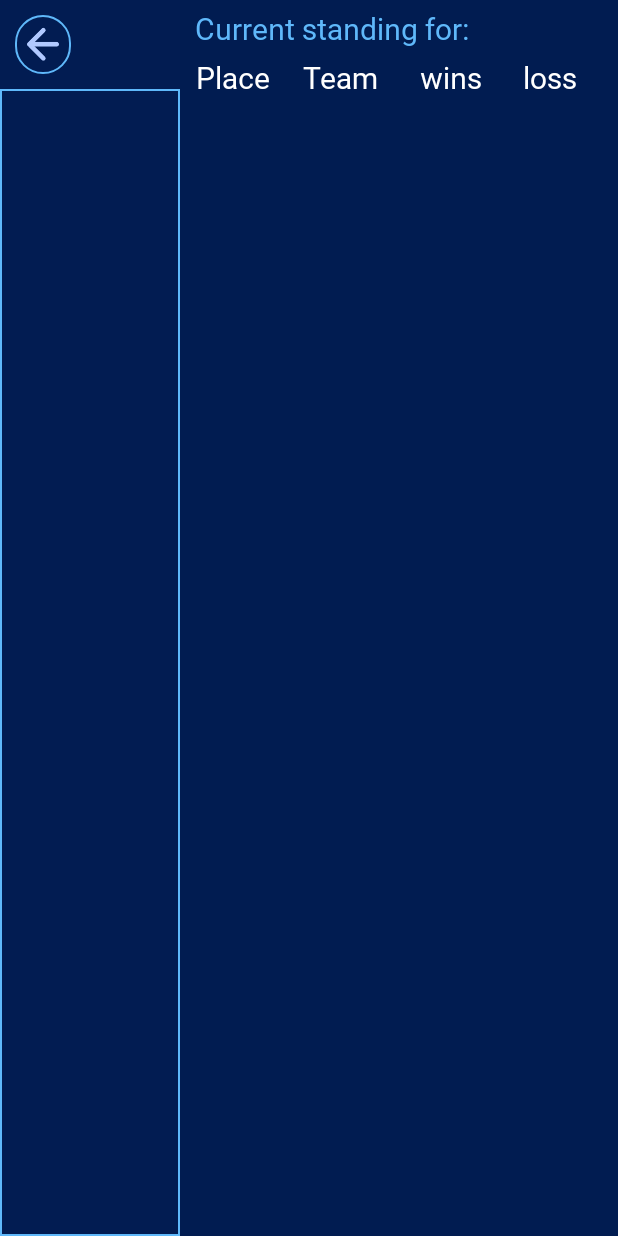
After one commit to FZerbinatti/Pickem, an Android app: the StatsStandings screen opened directly, with no data from a screen before it, on a phone screen of 412 x 824 dp. The commit adds this screen. Run offline under Robolectric (Android 15) with nearby library versions, the phone set to English and light mode, and no system bars; our stand-ins replace Firebase (no records; nobody signed in at launch, a user with empty details on screens opened directly); pictures from the network do not load.

Commit message:
03/03/2020 standings

```diff
--- a/app/src/main/AndroidManifest.xml
+++ b/app/src/main/AndroidManifest.xml
@@ -17,7 +17,8 @@
         android:supportsRtl="true"
         android:theme="@style/Theme.AppCompat.NoActionBar"
         android:usesCleartextTraffic="true">
-        <activity android:name=".Activities.MainActivities.AllStatsActivity"></activity>
+        <activity android:name=".Activities.IndipendentActivities.StatsStandings"></activity>
+        <activity android:name=".Activities.MainActivities.AllStatsActivity" />
         <activity android:name=".Activities.IndipendentActivities.MatchView" />
         <activity android:name=".Activities.SettingsActivities.InfoActivity" />
         <activity android:name=".Activities.EloTracker.EloActivity" />
--- /dev/null
+++ b/app/src/main/java/com/francesco/pickem/Activities/IndipendentActivities/StatsStandings.java
@@ -0,0 +1,218 @@
+package com.francesco.pickem.Activities.IndipendentActivities;
+
+import androidx.appcompat.app.AppCompatActivity;
+import androidx.recyclerview.widget.LinearLayoutManager;
+import androidx.recyclerview.widget.RecyclerView;
+
+import android.content.Context;
+import android.content.Intent;
+import android.os.Bundle;
+import android.util.Log;
+import android.view.View;
+import android.widget.AdapterView;
+import android.widget.ArrayAdapter;
+import android.widget.ImageButton;
+import android.widget.ImageView;
+import android.widget.ListView;
+import android.widget.ProgressBar;
+import android.widget.TextView;
+
+import com.bumptech.glide.Glide;
+import com.bumptech.glide.load.engine.DiskCacheStrategy;
+import com.bumptech.glide.load.resource.drawable.DrawableTransitionOptions;
+import com.bumptech.glide.request.RequestOptions;
+import com.francesco.pickem.Activities.MainActivities.SettingsActivity;
+import com.francesco.pickem.Activities.SettingsActivities.NotificationRegionActivity;
+import com.francesco.pickem.Adapters.EloTrackerRecyclerViewAdapter;
+import com.francesco.pickem.Adapters.RecyclerView_Statistics_Adapter;
+import com.francesco.pickem.Adapters.StandingsRecyclerViewAdapter;
+import com.francesco.pickem.Models.StandingTeams;
+import com.francesco.pickem.R;
+import com.google.firebase.database.DataSnapshot;
+import com.google.firebase.database.DatabaseError;
+import com.google.firebase.database.DatabaseReference;
+import com.google.firebase.database.FirebaseDatabase;
+import com.google.firebase.database.ValueEventListener;
+
+import java.io.File;
+import java.util.ArrayList;
+import java.util.Calendar;
+import java.util.Map;
+
+public class StatsStandings extends AppCompatActivity {
+
+    ListView standings_regions_list, standings_listview;
+    TextView standings_title;
+    ImageView standings_region_logo;
+    String imageRegionPath;
+    Context context;
+    public static final String TAG ="StatsStanding";
+    ProgressBar standings_progressbar;
+    Calendar myCalendar;
+    String year;
+    StandingsRecyclerViewAdapter adapter;
+    RecyclerView standings_recyclerview;
+    ImageButton back_arrow;
+
+    @Override
+    protected void onCreate(Bundle savedInstanceState) {
+        super.onCreate(savedInstanceState);
+        setContentView(R.layout.activity_stats_standings);
+        context = this;
+        standings_regions_list = findViewById(R.id.standings_regions_list);
+        standings_recyclerview = findViewById(R.id.standings_recyclerview);
+        standings_title = findViewById(R.id.standings_title);
+        standings_region_logo = findViewById(R.id.standings_region_logo);
+        standings_progressbar = findViewById(R.id.standings_progressbar);
+        back_arrow = findViewById(R.id.back_arrow);
+
+
+        imageRegionPath = context.getFilesDir().getAbsolutePath() + (getString(R.string.folder_regions_images));
+        standings_progressbar.setVisibility(View.VISIBLE);
+        myCalendar = Calendar.getInstance();
+        year = String.valueOf(myCalendar.get(Calendar.YEAR));
+
+
+        back_arrow.setOnClickListener(new View.OnClickListener() {
+            @Override
+            public void onClick(View view) {
+                finish();
+            }
+        });
+
+        getAllRegions();
+
+
+    }
+
+    public void  getAllRegions(){
+        Log.d(TAG, "getAllRegions: ");
+
+        ArrayList<String> regions = new ArrayList<>();
+
+        // load da firebase le regioni
+        DatabaseReference reference = FirebaseDatabase.getInstance().getReference(getString(R.string.firebase_regions));
+        reference.addListenerForSingleValueEvent(new ValueEventListener() {
+            @Override
+            public void onDataChange(@androidx.annotation.NonNull DataSnapshot dataSnapshot) {
+                for(DataSnapshot snapshot : dataSnapshot.getChildren()){
+
+                    // tutti i team di quella regione, prendi solo il nome
+                    String regionName = snapshot.getKey().toString();
+                    Log.d(TAG, "onDataChange: regionName: "+regionName);
+                    regions.add(regionName);
+                }
+                loadListview(regions);
+                standings_progressbar.setVisibility(View.GONE);
+            }
+
+            @Override
+            public void onCancelled(@androidx.annotation.NonNull DatabaseError databaseError) {
+
+            }
+        });
+
+        Log.d(TAG, "getAllRegions: regions.size(): "+regions.size());
+
+    }
+
+
+    private void loadStanding(String regionSelected) {
+        //load from firebase
+        ArrayList <StandingTeams> standings = new ArrayList<>();
+
+        String current_chart = "chart_"+year;
+        DatabaseReference reference = FirebaseDatabase.getInstance().getReference(getString(R.string.firebase_statistics))
+                .child(regionSelected)
+                .child(regionSelected+year)
+                .child(current_chart)
+                .child("chart");
+
+        reference.addListenerForSingleValueEvent(new ValueEventListener() {
+            @Override
+            public void onDataChange(@androidx.annotation.NonNull DataSnapshot dataSnapshot) {
+
+
+                for(DataSnapshot snapshot : dataSnapshot.getChildren()){
+                    StandingTeams standing = snapshot.getValue(StandingTeams.class);
+                    standings.add(standing);
+                }
+
+                loadListviewStandings(standings);
+
+
+            }
+
+            @Override
+            public void onCancelled(@androidx.annotation.NonNull DatabaseError databaseError) {
+
+            }
+        });
+
+
+    }
+
+    private void loadListviewStandings(ArrayList<StandingTeams> standings) {
+
+        standings_recyclerview.setLayoutManager(new LinearLayoutManager(this));
+        adapter = new StandingsRecyclerViewAdapter(getApplicationContext(), standings);
+        standings_recyclerview.setAdapter(adapter);
+
+        standings_progressbar.setVisibility(View.GONE);
+    }
+
+    private void loadListview(ArrayList<String> allRegions) {
+
+        ArrayAdapter<String> arrayAdapter = new ArrayAdapter<String>(
+                this,
+                android.R.layout.simple_list_item_1,
+                allRegions );
+
+
+
+        standings_regions_list.setAdapter(arrayAdapter);
+
+        standings_regions_list.setOnItemClickListener(new AdapterView.OnItemClickListener() {
+            @Override
+            public void onItemClick(AdapterView<?> adapterView, View view, int position, long l) {
+                String stringRegionSelected = allRegions.get(position);
+
+                loadStanding(stringRegionSelected);
+                loadBackground(stringRegionSelected);
+                standings_title.setText(context.getString(R.string.current_standing_for)+" "+stringRegionSelected);
+
+
+            }
+        });
+
+    }
+
+    private void loadBackground(String regionSelected) {
+
+        //non serve fare la query se hai il region name e applichi i parametri di cambio lettere/spazi
+        String local_image =imageRegionPath+regionSelected.replace(" ", "")+".png";
+
+        RequestOptions options = new RequestOptions()
+                .fitCenter()
+                .diskCacheStrategy(DiskCacheStrategy.NONE)
+                .skipMemoryCache(true)
+                .error(R.drawable.ic_load);
+
+
+
+        Glide.with(context)
+                .load(new File(local_image)) // Uri of the picture
+                .apply(options)
+                .transition(DrawableTransitionOptions.withCrossFade(500))
+                .into(standings_region_logo);
+
+
+
+
+
+    }
+
+
+
+
+}
--- a/app/src/main/java/com/francesco/pickem/Activities/MainActivities/PicksActivity.java
+++ b/app/src/main/java/com/francesco/pickem/Activities/MainActivities/PicksActivity.java
@@ -139,7 +139,7 @@ public class PicksActivity extends AppCompatActivity  {
 
 
         if(isUserAlreadyLogged()){
-            startBackgorundTasks();
+           // startBackgorundTasks();
 
             downloadUserRegions();
         }
--- a/app/src/main/java/com/francesco/pickem/Activities/MainActivities/SettingsActivity.java
+++ b/app/src/main/java/com/francesco/pickem/Activities/MainActivities/SettingsActivity.java
@@ -1074,7 +1074,7 @@ public class SettingsActivity extends AppCompatActivity {
                 .child(selected_region)
                 .child(selected_region + year);
 
-        reference.addValueEventListener(new ValueEventListener() {
+        reference.addListenerForSingleValueEvent(new ValueEventListener() {
             @Override
             public void onDataChange(@androidx.annotation.NonNull DataSnapshot dataSnapshot) {
                 String current_date = "";
--- /dev/null
+++ b/app/src/main/res/layout/activity_stats_standings.xml
@@ -0,0 +1,188 @@
+<?xml version="1.0" encoding="utf-8"?>
+<androidx.constraintlayout.widget.ConstraintLayout xmlns:android="http://schemas.android.com/apk/res/android"
+    xmlns:app="http://schemas.android.com/apk/res-auto"
+    xmlns:tools="http://schemas.android.com/tools"
+    android:layout_width="match_parent"
+    android:layout_height="match_parent"
+    android:background="@color/background"
+    tools:context=".Activities.IndipendentActivities.StatsStandings">
+
+    <ImageButton
+        android:id="@+id/back_arrow"
+        android:layout_width="wrap_content"
+        android:layout_height="wrap_content"
+        android:layout_margin="10dp"
+        android:background="@drawable/buttons_background_blue_stroke"
+        android:padding="8dp"
+        android:src="@drawable/arrow_left"
+        app:layout_constraintStart_toStartOf="parent"
+        app:layout_constraintTop_toTopOf="parent" />
+
+    <androidx.constraintlayout.widget.ConstraintLayout
+        android:id="@+id/constraintLayout7"
+        android:layout_width="120dp"
+        android:layout_height="0dp"
+        android:layout_marginTop="10dp"
+        android:background="@drawable/square_blue_box"
+        app:layout_constraintBottom_toBottomOf="parent"
+        app:layout_constraintStart_toStartOf="parent"
+        app:layout_constraintTop_toBottomOf="@+id/back_arrow">
+
+        <ListView
+            android:id="@+id/standings_regions_list"
+            android:layout_width="match_parent"
+            android:layout_height="match_parent"
+            app:layout_constraintBottom_toBottomOf="parent"
+            app:layout_constraintEnd_toEndOf="parent"
+            app:layout_constraintStart_toStartOf="parent"
+            app:layout_constraintTop_toTopOf="parent" />
+
+
+    </androidx.constraintlayout.widget.ConstraintLayout>
+
+    <androidx.constraintlayout.widget.ConstraintLayout
+        android:layout_width="0dp"
+        android:layout_height="0dp"
+        app:layout_constraintBottom_toBottomOf="parent"
+        app:layout_constraintEnd_toEndOf="parent"
+        app:layout_constraintStart_toEndOf="@+id/constraintLayout7"
+        app:layout_constraintTop_toTopOf="parent">
+
+        <ImageView
+            android:id="@+id/standings_region_logo"
+            android:layout_width="match_parent"
+            android:layout_height="match_parent"
+            app:layout_constraintBottom_toBottomOf="parent"
+            app:layout_constraintEnd_toEndOf="parent"
+            app:layout_constraintStart_toStartOf="parent"
+            app:layout_constraintTop_toTopOf="parent" />
+
+
+        <ImageView
+            android:id="@+id/standings_bkg_topper"
+            android:layout_width="match_parent"
+            android:layout_height="match_parent"
+            android:background="@color/background_opaque"
+            app:layout_constraintBottom_toBottomOf="parent"
+            app:layout_constraintEnd_toEndOf="parent"
+            app:layout_constraintStart_toStartOf="parent"
+            app:layout_constraintTop_toTopOf="parent" />
+
+        <TextView
+            android:id="@+id/standings_title"
+            android:layout_width="match_parent"
+            android:layout_height="wrap_content"
+            android:layout_marginStart="10dp"
+            android:layout_marginTop="5dp"
+            android:gravity="start"
+            android:fontFamily="@font/classicroman"
+            android:text="@string/current_standing_for"
+            android:textColor="@color/blue_light"
+            android:textSize="20sp"
+            app:layout_constraintEnd_toEndOf="parent"
+            app:layout_constraintStart_toStartOf="parent"
+            app:layout_constraintTop_toTopOf="parent" />
+
+
+        <androidx.constraintlayout.widget.ConstraintLayout
+            android:id="@+id/constraintLayout5"
+            android:layout_width="match_parent"
+            android:layout_height="wrap_content"
+            android:paddingHorizontal="5dp"
+            android:paddingVertical="5dp"
+            app:layout_constraintEnd_toEndOf="parent"
+            app:layout_constraintStart_toStartOf="parent"
+            app:layout_constraintTop_toBottomOf="@+id/standings_title">
+
+            <TextView
+                android:id="@+id/editText"
+                android:layout_width="wrap_content"
+                android:layout_height="match_parent"
+                android:layout_marginHorizontal="5dp"
+                android:fontFamily="@font/classicroman"
+                android:hint="Place"
+                android:textColor="@color/white"
+                android:textColorHint="@color/white"
+                android:textSize="20sp"
+                app:layout_constraintStart_toStartOf="parent"
+                tools:layout_editor_absoluteY="5dp" />
+
+            <TextView
+                android:id="@+id/editText1"
+                android:layout_width="wrap_content"
+                android:layout_height="match_parent"
+                android:layout_marginHorizontal="5dp"
+                android:fontFamily="@font/classicroman"
+                android:gravity="center"
+                android:hint="Team"
+                android:textColor="@color/white"
+                android:textColorHint="@color/white"
+                android:textSize="20sp"
+                app:layout_constraintEnd_toStartOf="@+id/editText3"
+                app:layout_constraintHorizontal_bias="0.5"
+                app:layout_constraintStart_toEndOf="@+id/editText"
+                tools:layout_editor_absoluteY="5dp" />
+
+
+            <TextView
+                android:id="@+id/editText3"
+                android:layout_width="wrap_content"
+                android:layout_height="match_parent"
+                android:layout_marginHorizontal="5dp"
+                android:fontFamily="@font/classicroman"
+                android:gravity="start"
+                android:text="wins"
+                android:textColor="@color/white"
+                android:textColorHint="@color/white"
+                android:textSize="20sp"
+                app:layout_constraintEnd_toStartOf="@+id/item_elotracker_lps"
+                app:layout_constraintHorizontal_bias="0.5"
+                app:layout_constraintStart_toEndOf="@+id/editText1"
+                tools:layout_editor_absoluteY="5dp" />
+
+            <TextView
+                android:id="@+id/item_elotracker_lps"
+                android:layout_width="wrap_content"
+                android:layout_height="match_parent"
+                android:layout_marginHorizontal="5dp"
+                android:fontFamily="@font/classicroman"
+                android:gravity="center"
+                android:hint="loss"
+                android:textColor="@color/white"
+                android:textColorHint="@color/white"
+                android:textSize="20sp"
+                app:layout_constraintEnd_toEndOf="parent"
+                app:layout_constraintHorizontal_bias="0.5"
+                app:layout_constraintStart_toEndOf="@+id/editText3"
+                tools:layout_editor_absoluteY="5dp" />
+
+        </androidx.constraintlayout.widget.ConstraintLayout>
+
+
+        <androidx.recyclerview.widget.RecyclerView
+            android:id="@+id/standings_recyclerview"
+            android:layout_width="0dp"
+            android:layout_height="0dp"
+            android:layout_margin="1dp"
+            app:layout_constraintBottom_toBottomOf="parent"
+            app:layout_constraintEnd_toEndOf="parent"
+            app:layout_constraintStart_toStartOf="@+id/standings_region_logo"
+            app:layout_constraintTop_toBottomOf="@+id/constraintLayout5" />
+
+    </androidx.constraintlayout.widget.ConstraintLayout>
+
+    <ProgressBar
+        android:id="@+id/standings_progressbar"
+        android:indeterminateDrawable="@drawable/custom_progressbar"
+        android:visibility="gone"
+        android:layout_height="wrap_content"
+        android:layout_width="wrap_content"
+        app:layout_constraintBottom_toBottomOf="parent"
+        app:layout_constraintEnd_toEndOf="parent"
+        app:layout_constraintStart_toStartOf="parent"
+        app:layout_constraintTop_toTopOf="parent" />
+
+
+
+
+</androidx.constraintlayout.widget.ConstraintLayout>
--- a/app/src/main/res/values/strings.xml
+++ b/app/src/main/res/values/strings.xml
@@ -63,6 +63,7 @@
     // firebase children
     <string name="firebase_users">Users</string>
     <string name="firebase_regions">Regions</string>
+    <string name="firebase_statistics">Statistics</string>
     <string name="firebase_servers">Servers</string>
     <string name="firebase_teams">Teams</string>
     <string name="firebase_users_generealities">UserGeneralities</string>
@@ -130,6 +131,7 @@
     //local folder location
     <string name="folder_regions_images">/images/regions/</string>
     <string name="folder_teams_images">/images/teams/</string>
+    <string name="current_standing_for">Current standing for:</string>
 
 
     <!--  - - - - - - - - - - - - - - - - - - STATIC STRINGS DONT CHANGE VALUES BEFORE THIS - - - - - - - - - - - - - - - - -->
```
Also changed, not shown: app/src/main/java/com/francesco/pickem/Activities/MainActivities/AllStatsActivity.java (+9 -0 lines), app/src/main/java/com/francesco/pickem/Adapters/StandingsRecyclerViewAdapter.java (added, +109 -0 lines), app/src/main/java/com/francesco/pickem/Models/StandingTeams.java (added, +52 -0 lines).
